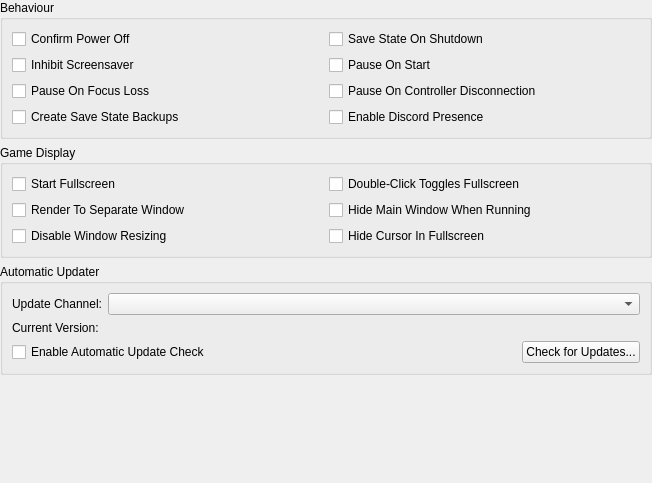
First picture: the form in src/duckstation-qt/interfacesettingswidget.ui, repository kofxi3584karlayang/duckstation, before the edit.
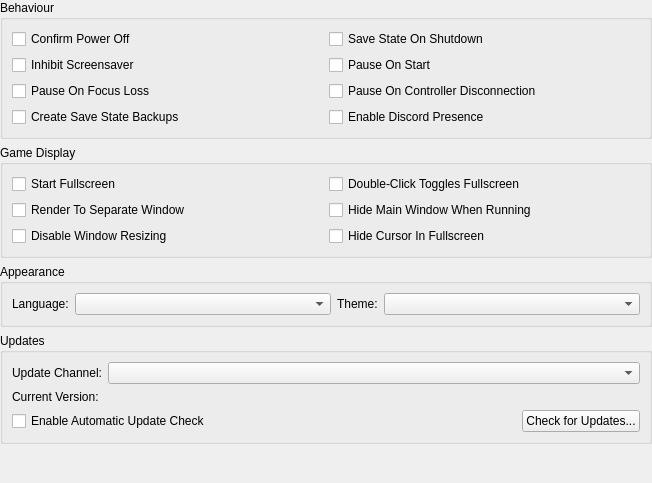
Second picture: the form after the edit.

Commit message: Qt: Move language/theme setting to window

```diff
--- a/src/duckstation-qt/interfacesettingswidget.ui
+++ b/src/duckstation-qt/interfacesettingswidget.ui
@@ -142,7 +142,36 @@
    <item>
     <widget class="QGroupBox" name="automaticUpdaterGroup">
      <property name="title">
-      <string>Automatic Updater</string>
+      <string>Appearance</string>
+     </property>
+     <layout class="QGridLayout" name="gridLayout_3" columnstretch="0,1,0,1">
+      <item row="0" column="3">
+       <widget class="QComboBox" name="theme"/>
+      </item>
+      <item row="0" column="0">
+       <widget class="QLabel" name="label">
+        <property name="text">
+         <string>Language:</string>
+        </property>
+       </widget>
+      </item>
+      <item row="0" column="2">
+       <widget class="QLabel" name="label_2">
+        <property name="text">
+         <string>Theme:</string>
+        </property>
+       </widget>
+      </item>
+      <item row="0" column="1">
+       <widget class="QComboBox" name="language"/>
+      </item>
+     </layout>
+    </widget>
+   </item>
+   <item>
+    <widget class="QGroupBox" name="updatesGroup">
+     <property name="title">
+      <string>Updates</string>
      </property>
      <layout class="QFormLayout" name="formLayout_2">
       <item row="0" column="0">
```
Left out of the diff: 2 changed lines with no effect on the pictures. The commit also changes 13 other files.
